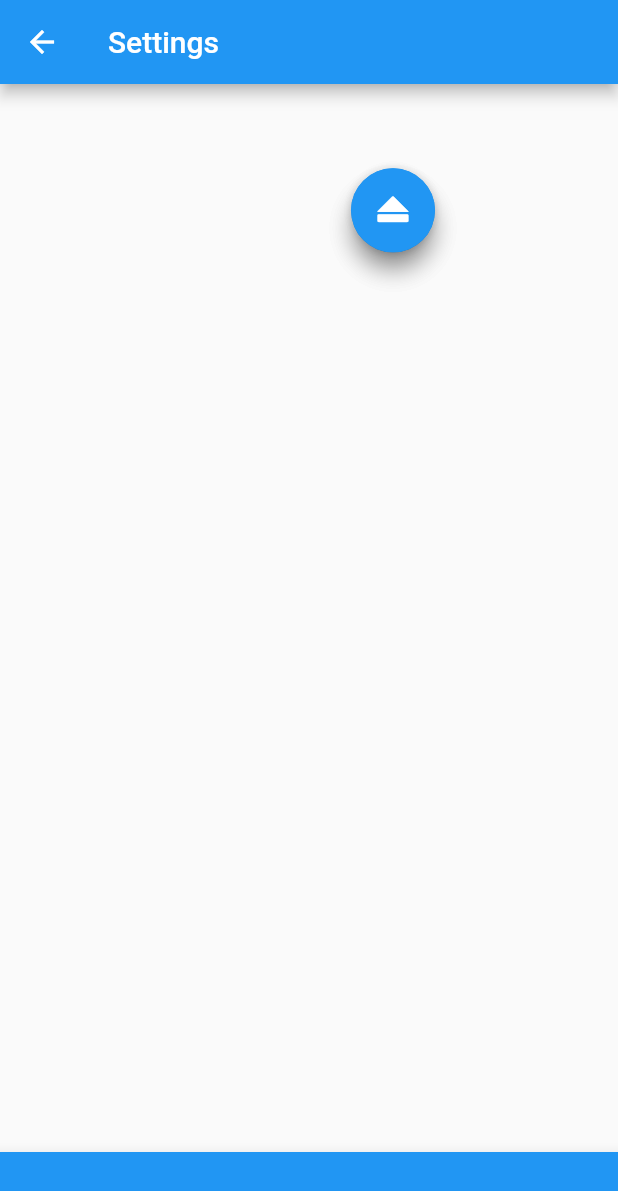
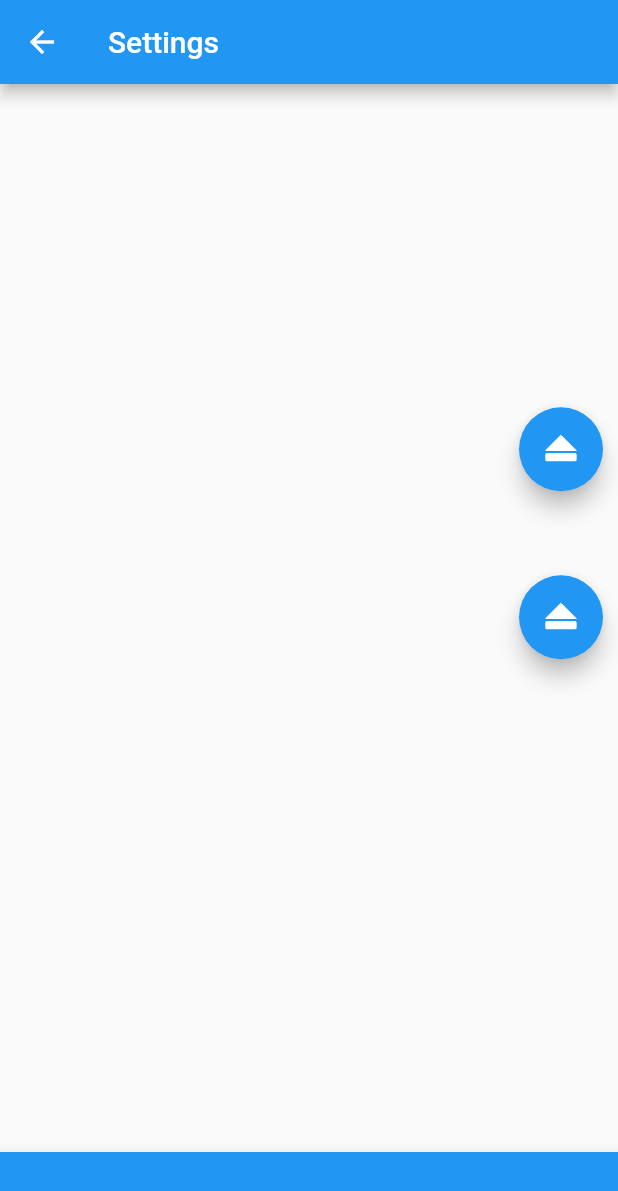
Before and after one commit to BigDeeEss/dashcam, a Flutter app: the screen it shows after launch, after a tap on an icon or button, on a phone screen of 412 x 824 dp. Shown: the top 1191 px of the screen. Run offline on Flutter 3.47's test engine with Material 2 defaults, Android fonts, the phone set to English and light mode, and no system bars.

Commit message:
Implement first draft of Button class.
BasePage class defines two buttons which the Button class animates.

Need to define a time offset so that they appear on the screen at slightly different times.

Need to define a map so that the icon, positions and time offsets can be passed more succinctly.

```diff
--- a/lib/base_page.dart
+++ b/lib/base_page.dart
@@ -64,8 +64,8 @@ class _BasePageState extends State<BasePage> {
 
       body: Stack(
         children: [
-          Button('home'),
-          Button('files'),
+          Button('home', 0.0),
+          Button('files', 2.0),
         ]
       ),
     );
--- a/lib/button.dart
+++ b/lib/button.dart
@@ -12,12 +12,14 @@ class Button extends StatefulWidget {
   const Button(
     //  Define optional parameter.
     this.identifier,
+    this.shift,
 
     {Key? key}
   ) : super(key: key);
 
   //  [identifier] of screen. Needs to be nullable since title is optional.
   final String identifier;
+  final double shift;
 
   @override
   _ButtonState createState() => _ButtonState();
@@ -35,16 +37,16 @@ class _ButtonState extends State<Button> with TickerProviderStateMixin {
     super.initState();
 
     _controller = AnimationController(
-      duration: const Duration(milliseconds: 5300),
+      duration: const Duration(milliseconds: 1500),
       vsync: this,
     )..forward();
 
     _animation = Tween<Offset>(
-      begin: const Offset(1.0, -5.0),
-      end: const Offset(1.0, 0.0),
+      begin: Offset(3.0, -3.0 - widget.shift),
+      end: Offset(3.0, 0.0 - widget.shift),
     ).animate(CurvedAnimation(
       parent: _controller,
-      curve: Curves.easeInCubic,
+      curve: Curves.elasticOut,
     ));
   }
 
@@ -64,7 +66,7 @@ class _ButtonState extends State<Button> with TickerProviderStateMixin {
               position: _animation,
               transformHitTests: true,
               child: FloatingActionButton(
-                heroTag: 'eject',
+                heroTag: widget.identifier,
                 child: Icon(CustomIcons.eject),
                 onPressed: () {
                   Navigator.popAndPushNamed(context, '/home');
--- a/lib/home.dart
+++ b/lib/home.dart
@@ -35,8 +35,6 @@ class Home extends StatelessWidget {
                       heroTag: 'settings1',
                       child: Icon(CustomIcons.cog_1),
                       onPressed: () {
-                        print('Pressed it!');
-                        print(context);
                         Navigator.popAndPushNamed(context, '/settings');},
                     ),
                   ),
@@ -63,7 +61,6 @@ class Home extends StatelessWidget {
                       heroTag: 'photos',
                       child: Icon(CustomIcons.photo_video),
                       onPressed: () {
-                        print('Pressed it!');
                         Navigator.popAndPushNamed(context, '/settings');
                       },
                     ),
@@ -89,7 +86,6 @@ class Home extends StatelessWidget {
           heroTag: 'settings3425',
           child: Icon(CustomIcons.cog_1),
           onPressed: () {
-            print('Pressed it!');
             Navigator.pushNamed(context, '/home');
           },
         ),
@@ -146,7 +142,6 @@ class _SlideTransitionFABState extends State<SlideTransitionFAB>
 
   @override
   Widget build(BuildContext context) {
-    print(context);
     return SlideTransition(
       position: _offsetAnimation,
       child: Padding(
@@ -155,9 +150,6 @@ class _SlideTransitionFABState extends State<SlideTransitionFAB>
             heroTag: 'settings',
             child: Icon(CustomIcons.cog_1),
             onPressed: () {
-              print('Pressed it test1');
-              print(context);
-              print('Pressed it test2');
               Navigator.pushNamed(context, '/home');
             },
           ),
```
